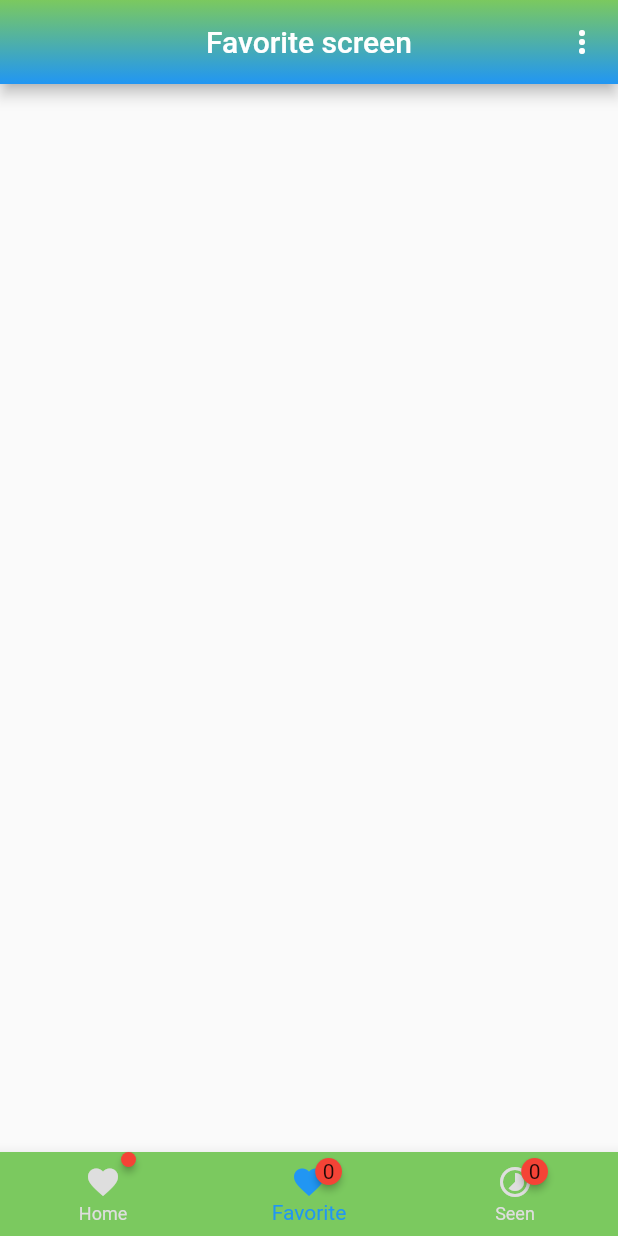
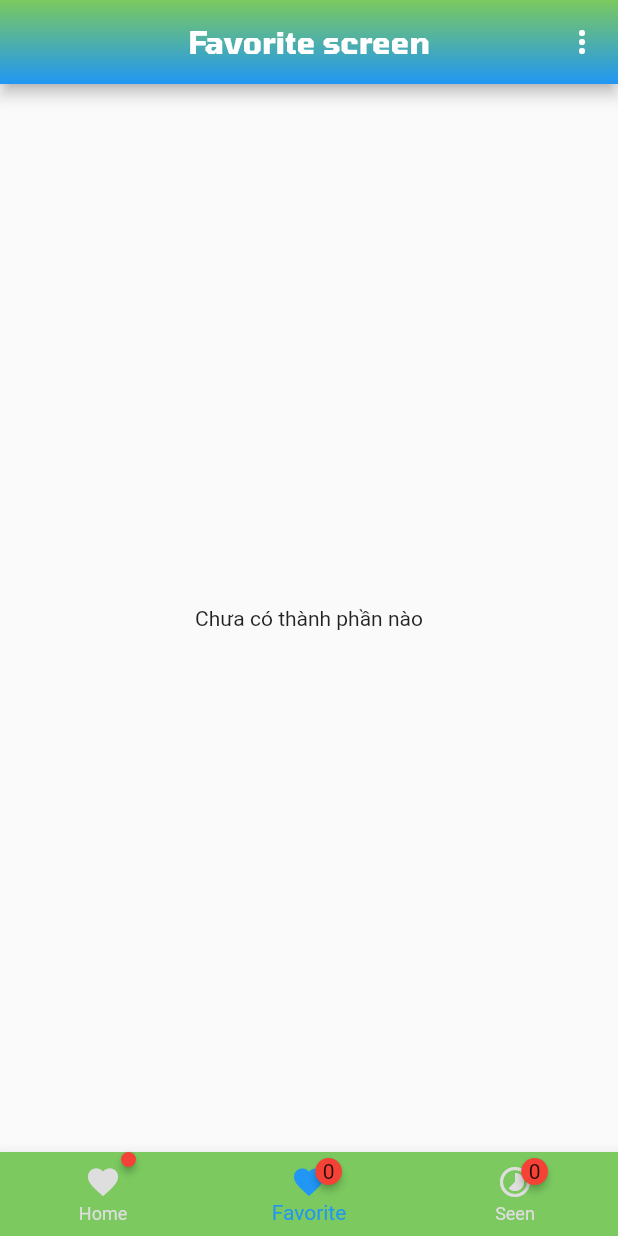
Before and after one commit to hoangnv170752/flutter-training-Zendvn, a Flutter app: the screen it shows after launch, item 2 of the bottom bar chosen, on a phone screen of 412 x 824 dp. Run offline on Flutter 3.47's test engine with Material 2 defaults, Android fonts, the phone set to English and light mode, and no system bars; drawn by our look-alikes of badges; our stand-ins replace flutter_swiper; missing offline and left inert: confirm_dialog.

Commit message:
them font title + them man rong khi khong co item

```diff
--- a/goodfood/lib/main.dart
+++ b/goodfood/lib/main.dart
@@ -13,6 +13,7 @@ import 'package:provider/provider.dart';
   Task 2: Bổ sung nút xóa tất cả các sản phẩm được yêu thích
   Task 3: Show ra những màn hình rỗng (hiển thị hình ảnh hay gì thay thế nếu không có favorite nào , v.v..)
   Task 4: Chức năng search | có nút search ở góc màn hình  => chuyển sang màn hình những sản phẩm được tìm thấy với từ khóa được highlight (can hoi huong thuc hien)
+  Task 5: Đổi font cho title screen
 */
 void main(List<String> args) {
   runApp(
--- a/goodfood/lib/models/product.dart
+++ b/goodfood/lib/models/product.dart
@@ -49,12 +49,12 @@ class Product extends ChangeNotifier {
 
   void handleRemoveAllFavorite () {
     isFavorite  = false;
-    Product.fromJson(favorite = (int.parse(favorite) - 1).toString());
+    favorite = (int.parse(favorite) - 1).toString();
   }
 
   void handleRemoveAllSeen() {
       isSeen = false;
-      Product.fromJson(favorite = (int.parse(favorite) - 1).toString());
+      favorite = (int.parse(favorite) - 1).toString();
   }
   Map<String, dynamic> toMap() {
     return <String, dynamic>{
--- a/goodfood/lib/pages/favorite/favorite_body.dart
+++ b/goodfood/lib/pages/favorite/favorite_body.dart
@@ -10,9 +10,9 @@ class FavoriteBody extends StatelessWidget {
     var Items = Provider.of<ProductProvider>(context).getItemIsFavorite();
     var itemFavCount = Provider.of<ProductProvider>(context).getItemIsFavorite().length;
     print(Items);
-    return (Items == [])  ? Center(
-        child: Text('Chưa có thành phần nào')
-    ) : ListView.builder(
+    return Items.length != 0   ?
+    // Center(child: Text('Chưa có thành phần nào')):
+    ListView.builder(
         itemCount: Items.length,
         padding: const EdgeInsets.symmetric(vertical: 15, horizontal: 15),
         itemBuilder: (BuildContext context, int index) {
@@ -78,6 +78,10 @@ class FavoriteBody extends StatelessWidget {
             ),
           ) ;
         },
-    );
+    )
+    : Center(
+    child: Text('Chưa có thành phần nào')
+    )
+    ;
   }
 }
--- a/goodfood/lib/pages/index.dart
+++ b/goodfood/lib/pages/index.dart
@@ -8,6 +8,7 @@ import 'package:goodfood/providers/product_provider.dart';
 import 'package:provider/provider.dart';
 import 'package:badges/badges.dart';
 
+import '../models/product.dart';
 import 'home/widget/product.dart';
 
 class MyApp extends StatefulWidget {
@@ -61,16 +62,16 @@ class _MyAppState extends State<MyApp> {
   }
   @override
   Widget build(BuildContext context) {
-    var itemFavCount = Provider.of<ProductProvider>(context).getItemIsFavorite().length.toString();
+    var itemFavCount = Provider.of<ProductProvider>(context).getItemIsFavorite().length;
     var itemSeenCount = Provider.of<ProductProvider>(context).getItemsIsSeen().length.toString();
-    //var delAllFav = Provider.of(context).handleRemoveAllFavorite();
-    //var delAllSeen = Provider.of(context).handleRemoveAllSeen();
+    // var delAllFav = Provider.of<Product>(context).handleRemoveAllFavorite();
+    // var delAllSeen = Provider.of<Product>(context).handleRemoveAllSeen();
     return FutureBuilder(
       future: _dataFuture,
       builder: (BuildContext content , AsyncSnapshot snapshot) {
       return Scaffold(
         appBar: AppBar(
-          title:  Text(screenName),
+          title:  Text(screenName, style: TextStyle(fontFamily: 'Tomorrow')),
           centerTitle: true,
           backgroundColor: Theme.of(context).backgroundColor,
           flexibleSpace: Container(
@@ -87,9 +88,9 @@ class _MyAppState extends State<MyApp> {
               onSelected: (value) {
                 setState(() {
                   if (value == 0) {
-                   // delAllFav();
+                  //  delAllFav();
                   } else if (value == 1) {
-                   // delAllSeen();
+                  //  delAllSeen();
                   }
                 });
               },
@@ -120,11 +121,15 @@ class _MyAppState extends State<MyApp> {
             label: 'Home',
           ),
           BottomNavigationBarItem(
-            icon: Badge(
-                child: Icon(Icons.favorite),
-              badgeContent: Text('$itemFavCount'),
+            icon: InkWell(
+              child: Badge(
+                  child: Icon(Icons.favorite),
+                badgeContent: Text('$itemFavCount'),
+
+              ),
             ),
             label: 'Favorite',
+
           ),
           BottomNavigationBarItem(
             icon: Badge(
```
Also changed, not shown: goodfood/lib/pages/seen/seen_body.dart (+4 -3 lines), goodfood/pubspec.yaml (+6 -4 lines), goodfood/assets/font/Tomorrow-Bold.ttf (added).
